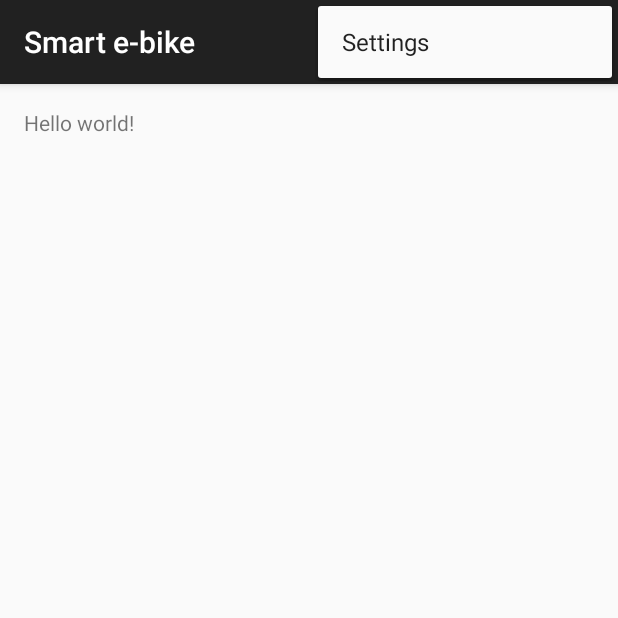
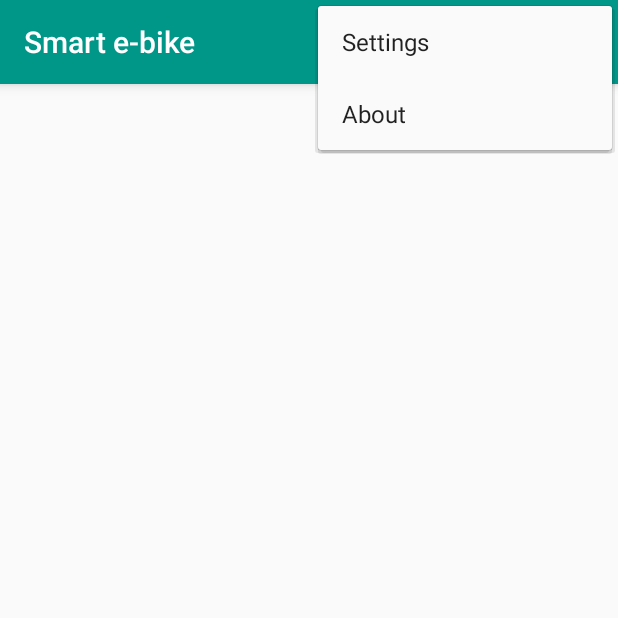
Before and after one commit to cherifyass/Smart-ebike, an Android app: the screen it shows after launch (MainActivity), with the options menu open, on a phone screen of 412 x 824 dp, the top half of it. Run offline under Robolectric (Android 15) with nearby library versions, the phone set to English and light mode, and no system bars.

Commit message:
implement new Toolbar (aka ActionBar)

```diff
--- a/app/src/main/java/com/esir/si/smarte_bike/MainActivity.java
+++ b/app/src/main/java/com/esir/si/smarte_bike/MainActivity.java
@@ -2,18 +2,23 @@ package com.esir.si.smarte_bike;
 
 import android.support.v7.app.ActionBarActivity;
 import android.os.Bundle;
+import android.support.v7.widget.Toolbar;
 import android.view.Menu;
 import android.view.MenuItem;
 
 
 public class MainActivity extends ActionBarActivity {
+    private Toolbar mToolbar;
 
     @Override
     protected void onCreate(Bundle savedInstanceState) {
         super.onCreate(savedInstanceState);
         setContentView(R.layout.activity_main);
+
+        // Creating The Toolbar and setting it as the Toolbar for the activity
+        mToolbar = (Toolbar) findViewById(R.id.tool_bar);
+        setSupportActionBar(mToolbar);
     }
-
 
     @Override
     public boolean onCreateOptionsMenu(Menu menu) {
--- a/app/src/main/res/layout/activity_main.xml
+++ b/app/src/main/res/layout/activity_main.xml
@@ -1,16 +1,12 @@
-<RelativeLayout xmlns:android="http://schemas.android.com/apk/res/android"
+<LinearLayout xmlns:android="http://schemas.android.com/apk/res/android"
     xmlns:tools="http://schemas.android.com/tools"
     android:layout_width="match_parent"
     android:layout_height="match_parent"
-    android:paddingLeft="@dimen/activity_horizontal_margin"
-    android:paddingRight="@dimen/activity_horizontal_margin"
-    android:paddingTop="@dimen/activity_vertical_margin"
-    android:paddingBottom="@dimen/activity_vertical_margin"
+    android:orientation="vertical"
     tools:context=".MainActivity">
 
-    <TextView
-        android:text="@string/hello_world"
-        android:layout_width="wrap_content"
-        android:layout_height="wrap_content" />
+    <include
+        android:id="@+id/tool_bar"
+        layout="@layout/tool_bar" />
 
-</RelativeLayout>
+</LinearLayout>
--- /dev/null
+++ b/app/src/main/res/layout/tool_bar.xml
@@ -0,0 +1,10 @@
+<?xml version="1.0" encoding="utf-8"?>
+<android.support.v7.widget.Toolbar
+    android:layout_height="wrap_content"
+    android:layout_width="match_parent"
+    android:background="@color/colorPrimary"
+    android:elevation="5dp"
+    app:theme="@style/Base.ThemeOverlay.AppCompat.Dark"
+    app:popupTheme="@style/ThemeOverlay.AppCompat.Light"
+    xmlns:android="http://schemas.android.com/apk/res/android"
+    xmlns:app="http://schemas.android.com/apk/res-auto" />
--- a/app/src/main/res/menu/menu_main.xml
+++ b/app/src/main/res/menu/menu_main.xml
@@ -7,4 +7,9 @@
         android:title="@string/action_settings"
         android:orderInCategory="100"
         app:showAsAction="never" />
+    <item
+        android:id="@+id/action_about"
+        android:title="@string/action_about"
+        android:orderInCategory="200"
+        app:showAsAction="never" />
 </menu>
--- /dev/null
+++ b/app/src/main/res/values-v21/styles.xml
@@ -0,0 +1,11 @@
+<?xml version="1.0" encoding="utf-8"?>
+<resources>
+
+    <style name="AppTheme" parent="AppTheme.Base">
+        <!-- Customize your theme here. -->
+        <item name="android:colorPrimary">@color/colorPrimary</item>
+        <item name="android:colorPrimaryDark">@color/colorPrimaryDark</item>
+        <item name="android:colorAccent">@color/colorAccent</item>
+
+    </style>
+</resources>
--- /dev/null
+++ b/app/src/main/res/values/colors.xml
@@ -0,0 +1,7 @@
+<?xml version="1.0" encoding="utf-8"?>
+<resources>
+    <color name="colorPrimary">#009688</color>
+    <color name="colorPrimaryDark">#00796b</color>
+    <color name="colorAccent">#004d40</color>
+    <color name="tabsScrollColor">#fff</color>
+</resources>
--- a/app/src/main/res/values/strings.xml
+++ b/app/src/main/res/values/strings.xml
@@ -4,5 +4,6 @@
     <string name="app_name">Smart e-bike</string>
     <string name="hello_world">Hello world!</string>
     <string name="action_settings">Settings</string>
+    <string name="action_about">About</string>
 
 </resources>
--- a/app/src/main/res/values/styles.xml
+++ b/app/src/main/res/values/styles.xml
@@ -1,8 +1,14 @@
 <resources>
 
     <!-- Base application theme. -->
-    <style name="AppTheme" parent="Theme.AppCompat.Light.DarkActionBar">
+    <style name="AppTheme" parent="AppTheme.Base">
         <!-- Customize your theme here. -->
+
     </style>
+    <style name="AppTheme.Base" parent="Theme.AppCompat.Light.NoActionBar">
+        <item name="colorPrimary">@color/colorPrimary</item>
+        <item name="colorPrimaryDark">@color/colorPrimaryDark</item>
+        <item name="colorAccent">@color/colorAccent</item>
 
+    </style>
 </resources>
```
Also changed, not shown: 1 other file.
